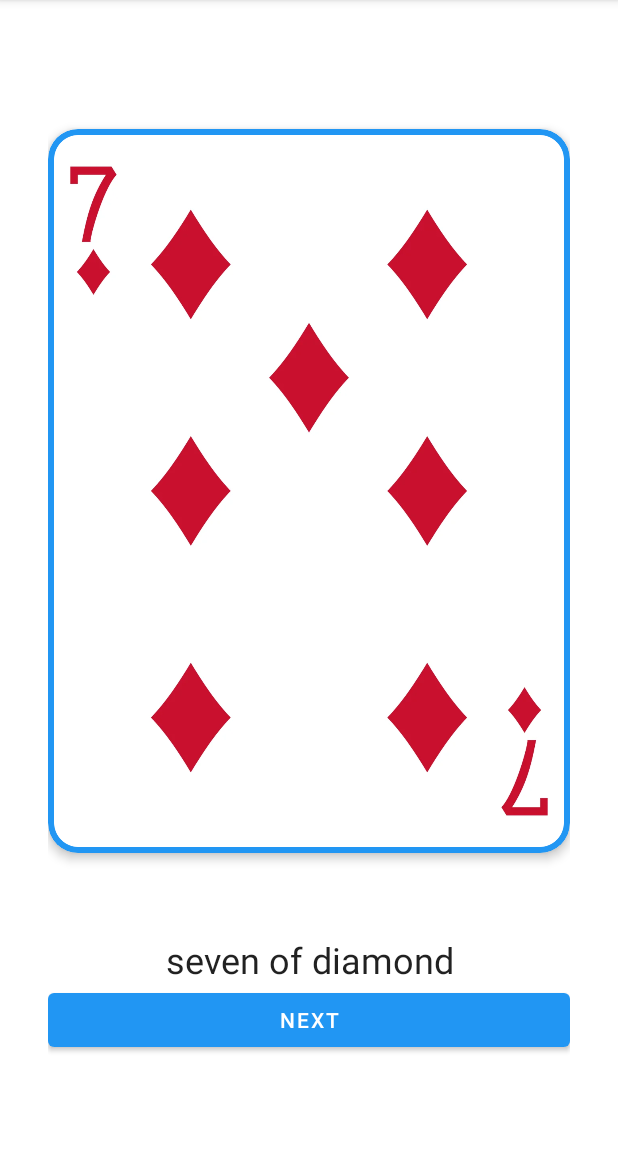
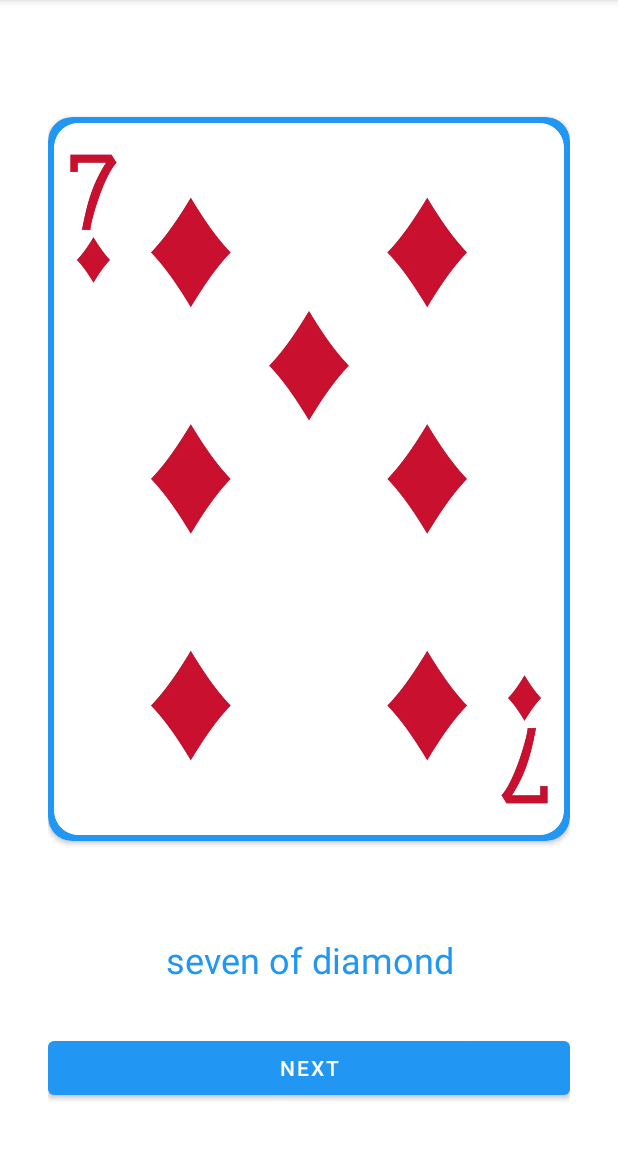
Before and after one commit to trinhan-nguyen/Brainartist, an Android app: the CardFragment screen opened through its navigation route, on a phone screen of 412 x 824 dp, the part 84-1236 px from its top. Run offline under Robolectric (Android 15) with nearby library versions, the light colour scheme and no system bars; our stand-ins replace data binding.

Commit message:
Integrate Card Resources: fix spacing issues

```diff
--- a/app/src/main/res/layout/fragment_card.xml
+++ b/app/src/main/res/layout/fragment_card.xml
@@ -12,17 +12,16 @@
         <FrameLayout
             android:layout_width="match_parent"
             android:layout_height="0dp"
+            android:layout_marginBottom="@dimen/margin_medium"
             app:layout_constraintBottom_toTopOf="@id/card_text"
-            app:layout_constraintTop_toTopOf="parent"
-            app:layout_goneMarginLeft="@dimen/margin_large">
+            app:layout_constraintTop_toTopOf="parent">
 
             <androidx.cardview.widget.CardView
                 android:layout_width="wrap_content"
                 android:layout_height="wrap_content"
                 android:layout_gravity="center"
                 app:cardBackgroundColor="@color/colorPrimary"
-                app:cardCornerRadius="@dimen/card_corner_radius"
-                app:cardElevation="@dimen/elevation_standard">
+                app:cardCornerRadius="@dimen/card_corner_radius">
 
                 <ImageView
                     android:id="@+id/card_image"
@@ -39,7 +38,9 @@
             android:id="@+id/card_text"
             android:layout_width="match_parent"
             android:layout_height="wrap_content"
+            android:layout_marginBottom="@dimen/margin_large"
             android:gravity="center"
+            android:textColor="@color/colorPrimary"
             android:textAppearance="?attr/textAppearanceHeadline5"
             app:layout_constraintBottom_toTopOf="@id/next_button"
             tools:text="@string/app_name" />
@@ -48,7 +49,6 @@
             android:id="@+id/next_button"
             android:layout_width="match_parent"
             android:layout_height="wrap_content"
-            android:layout_marginVertical="@dimen/margin_large"
             android:text="@string/card_button_next"
             app:layout_constraintBottom_toBottomOf="parent"
             app:layout_constraintLeft_toLeftOf="parent"
--- a/app/src/main/res/values/dimens.xml
+++ b/app/src/main/res/values/dimens.xml
@@ -10,9 +10,6 @@
     <!--    icons and images size-->
     <dimen name="home_game_card_height">260dp</dimen>
 
-    <!--    elevation-->
-    <dimen name="elevation_standard">4dp</dimen>
-
     <!--    playing card-->
-    <dimen name="card_corner_radius">20dp</dimen>
+    <dimen name="card_corner_radius">16dp</dimen>
 </resources>
```
